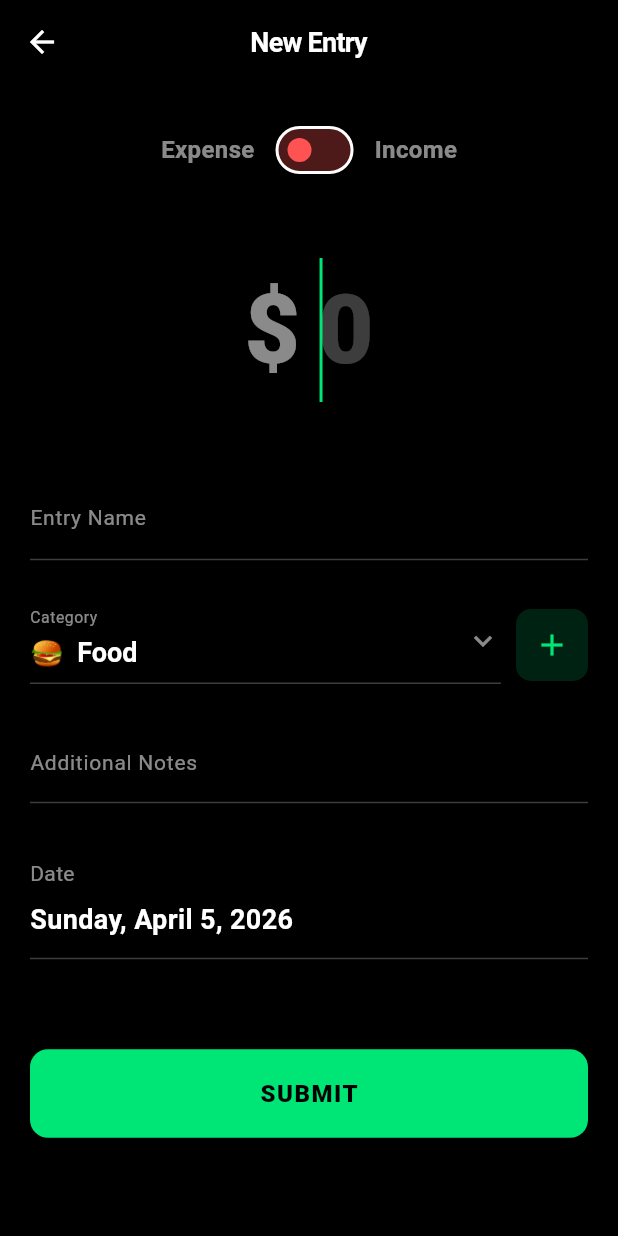
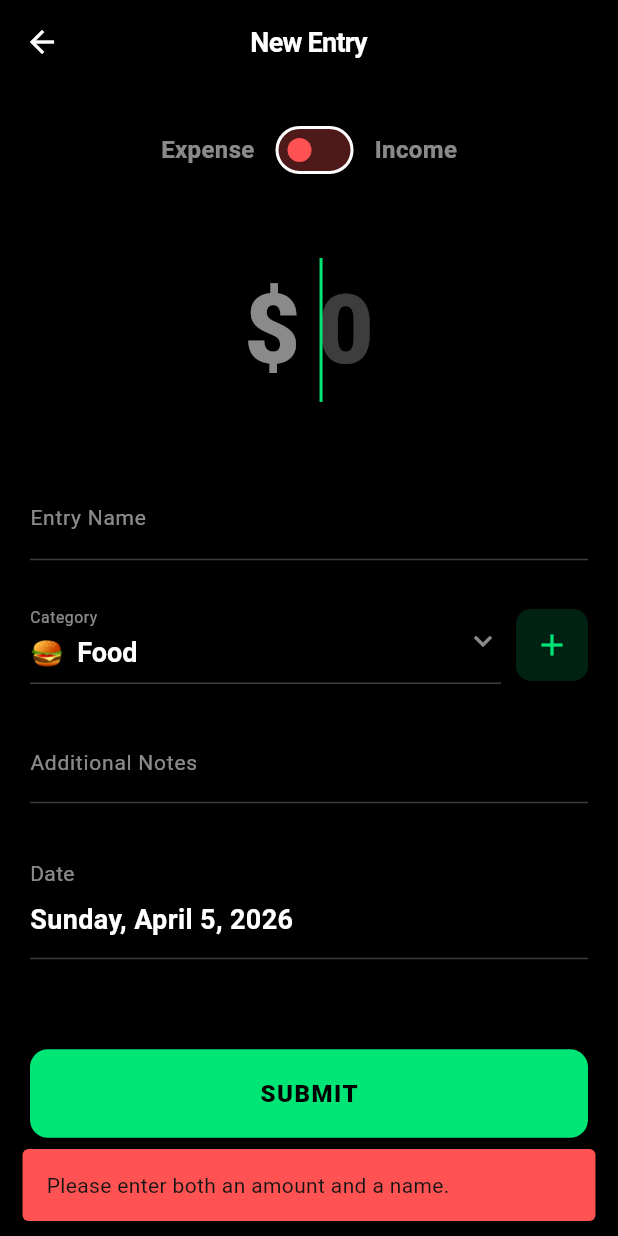
Before and after one commit to AashAppakonam/budgetingApp, a Flutter app: the AddEntryScreen screen opened directly, after a tap on "SUBMIT", on a phone screen of 412 x 824 dp. Run offline on Flutter 3.47's test engine with Material 3 defaults, Android fonts, the phone set to English and light mode, and no system bars; our stand-ins replace csv, file_picker, shared_preferences; accounts and stored records are empty.

Commit message:
Add form validation and error messaging to entry screen
- Replaced silent submission failures with user-friendly floating SnackBars.
- Added validation to ensure both the entry name and amount fields are not empty.
- Added numeric parsing validation to ensure the amount is valid and greater than 0.
- Improved overall user experience by providing clear visual error feedback on invalid inputs.

Type: Improvement

```diff
--- a/lib/screens/add_entry_screen.dart
+++ b/lib/screens/add_entry_screen.dart
@@ -332,12 +332,36 @@ class _AddEntryScreenState extends State<AddEntryScreen> {
                 ),
               ),
               onPressed: () {
-                if (_amountController.text.isEmpty || _nameController.text.isEmpty) return;
+                final amountText = _amountController.text.trim();
+                final nameText = _nameController.text.trim();
+
+                if (amountText.isEmpty || nameText.isEmpty) {
+                  ScaffoldMessenger.of(context).showSnackBar(
+                    const SnackBar(
+                      content: Text('Please enter both an amount and a name.'),
+                      backgroundColor: Colors.redAccent,
+                      behavior: SnackBarBehavior.floating,
+                    ),
+                  );
+                  return;
+                }
+
+                final amount = double.tryParse(amountText);
+                if (amount == null || amount <= 0) {
+                  ScaffoldMessenger.of(context).showSnackBar(
+                    const SnackBar(
+                      content: Text('Please enter a valid amount greater than 0.'),
+                      backgroundColor: Colors.redAccent,
+                      behavior: SnackBarBehavior.floating,
+                    ),
+                  );
+                  return;
+                }
 
                 final newTx = Transaction(
                   id: widget.existingTransaction?.id ?? DateTime.now().toString(),
-                  name: _nameController.text,
-                  amount: double.parse(_amountController.text),
+                  name: nameText,
+                  amount: amount,
                   category: _selectedCategory!,
                   notes: _notesController.text,
                   date: _selectedDate,
```
